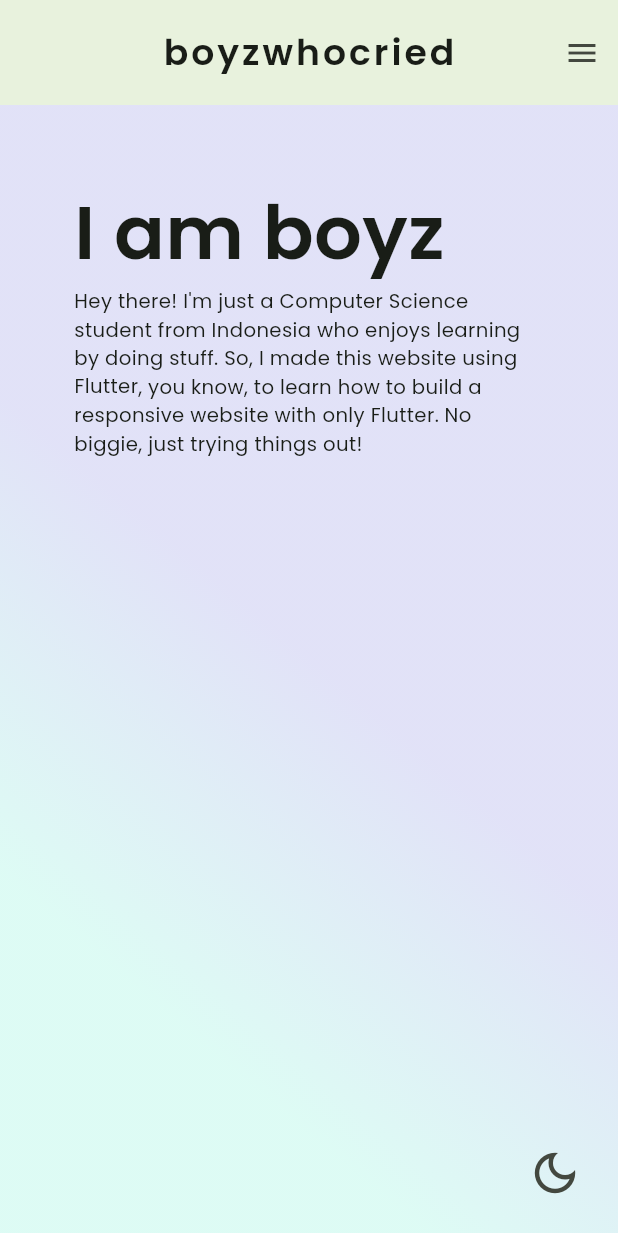
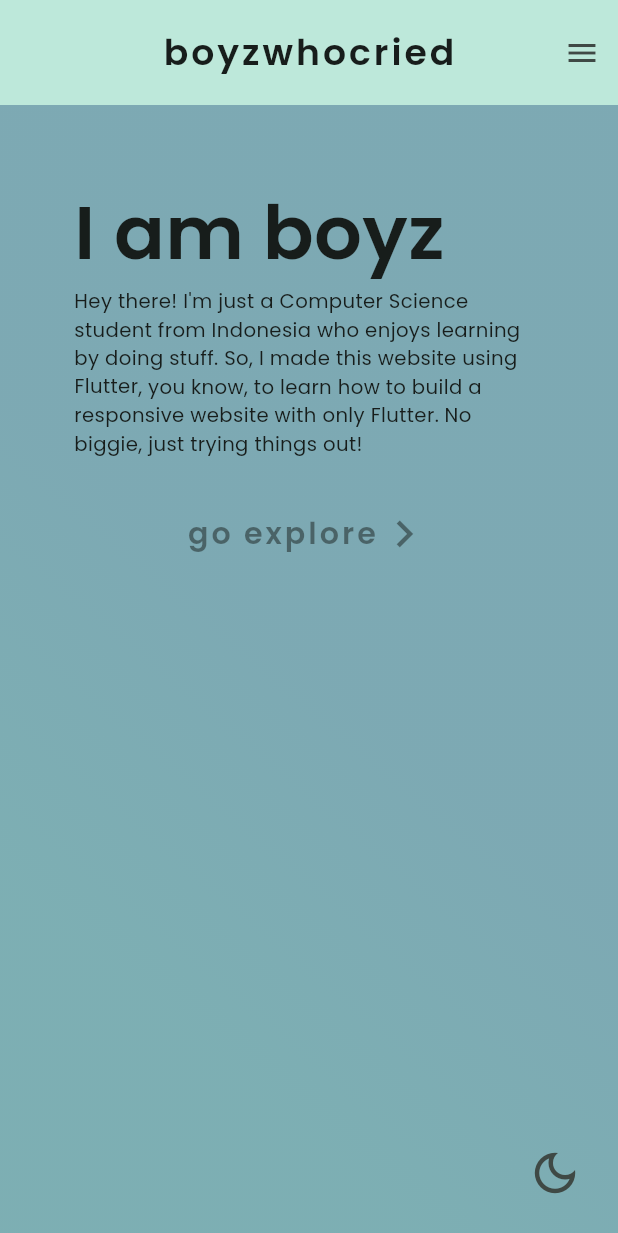
Before and after one commit to boyzwhocried/bwc_web1, a Flutter app: the screen it shows after launch, on a phone screen of 412 x 824 dp. Shown: the top 1233 px of the screen. Run offline on Flutter 3.47's test engine with Material 2 defaults, Android fonts, the phone set to English and light mode, and no system bars; drawn by our look-alikes of animated_text_kit; our stand-ins replace google_fonts.

Commit message:
add new colors method and frontpage button

```diff
--- a/lib/main.dart
+++ b/lib/main.dart
@@ -1,5 +1,6 @@
 import 'package:bwc_web1/provider/dark_mode_provider.dart';
 import 'package:bwc_web1/screens/main_page.dart';
+import 'package:bwc_web1/utils/constants.dart';
 import 'package:flutter/material.dart';
 import 'package:google_fonts/google_fonts.dart';
 import 'package:provider/provider.dart';
@@ -24,24 +25,18 @@ class MyApp extends StatelessWidget {
           theme: ThemeData(
             brightness: Brightness.light,
             fontFamily: GoogleFonts.poppins().fontFamily,
-            // colorSchemeSeed: const Color.fromARGB(255, 58, 137, 183),
-            colorSchemeSeed: const Color.fromARGB(255, 215, 255, 195),
+            colorSchemeSeed: Constants().mainColorTheme,
             useMaterial3: true,
           ),
           darkTheme: ThemeData(
             brightness: Brightness.dark,
             fontFamily: GoogleFonts.poppins().fontFamily,
-            // colorSchemeSeed: const Color.fromARGB(255, 58, 137, 183),
-            colorSchemeSeed: const Color.fromARGB(255, 215, 255, 195),
+            colorSchemeSeed: Constants().mainColorTheme,
             useMaterial3: true,
           ),
           themeMode:
               darkModeProvider.isDarkMode ? ThemeMode.dark : ThemeMode.light,
-          home:
-              // const TextLineTestHome(),
-              // TestPageProvider(),
-              const MainPage(),
-          //  Test(),
+          home: const MainPage(),
           debugShowCheckedModeBanner: false,
         );
       }),
--- a/lib/screens/front_page.dart
+++ b/lib/screens/front_page.dart
@@ -1,19 +1,76 @@
-import 'package:bwc_web1/utils/screen_dimensions.dart';
+import 'package:bwc_web1/utils/responsive_font_size.dart';
+import 'package:bwc_web1/utils/responsive_padding_size.dart';
 import 'package:bwc_web1/widgets/contents/introduction.dart';
+import 'package:bwc_web1/widgets/custom/custom_animated_fade_in_widget.dart';
 import 'package:flutter/material.dart';
 
 class FrontPage extends StatelessWidget {
   const FrontPage({
     super.key,
+    required this.updateCallback,
   });
 
+  final Function(int) updateCallback;
 
   @override
   Widget build(BuildContext context) {
     return SingleChildScrollView(
       child: Padding(
-        padding: EdgeInsets.all((12 / 100) * getScreenWidth(context)),
-        child: const IntroductionSection(),
+        padding: EdgeInsets.all(responsivePaddingSize(context, 12)),
+        child: Column(
+          children: [
+            const IntroductionSection(),
+            Padding(
+              padding: EdgeInsets.only(
+                top: responsivePaddingSize(context, 5),
+              ),
+              child: AnimatedFadeInWidget(
+                startDelay: const Duration(milliseconds: 500),
+                child: TextButton(
+                  onPressed: () {
+                    updateCallback(1);
+                  },
+                  child: Padding(
+                    padding: EdgeInsets.all(responsivePaddingSize(context, 1)),
+                    child: Row(
+                      mainAxisAlignment: MainAxisAlignment.center,
+                      mainAxisSize: MainAxisSize.min,
+                      children: [
+                        GestureDetector(
+                          onTap: () {
+                            updateCallback(1);
+                          },
+                          child: Text(
+                            'go explore',
+                            style: TextStyle(
+                              letterSpacing: 2.0,
+                              fontWeight: FontWeight.w600,
+                              fontSize: responsiveFontSize(context, 16),
+                              color: Theme.of(context)
+                                  .textTheme
+                                  .bodyLarge!
+                                  .color
+                                  ?.withOpacity(0.5),
+                            ),
+                          ),
+                        ),
+                        Icon(
+                          Icons.keyboard_arrow_right,
+                          size: responsiveFontSize(context, 32),
+                          color: Theme.of(context)
+                              .textTheme
+                              .bodyLarge!
+                              .color
+                              ?.withOpacity(0.5),
+                        ),
+                      ],
+                    ),
+                  ),
+                ),
+              ),
+            ),
+          ],
+        ),
       ),
     );
   }
--- a/lib/screens/main_page.dart
+++ b/lib/screens/main_page.dart
@@ -2,7 +2,9 @@ import 'package:bwc_web1/provider/dark_mode_provider.dart';
 import 'package:bwc_web1/screens/about_page.dart';
 import 'package:bwc_web1/screens/front_page.dart';
 import 'package:bwc_web1/utils/color_gradient.dart';
+import 'package:bwc_web1/utils/constants.dart';
 import 'package:bwc_web1/utils/responsive_font_size.dart';
+import 'package:bwc_web1/utils/responsive_padding_size.dart';
 import 'package:bwc_web1/widgets/contents/introduction.dart';
 import 'package:bwc_web1/widgets/custom/custom_animated_fade_in_text.dart';
 import 'package:bwc_web1/widgets/custom/smooth_gradient_background.dart';
@@ -56,11 +58,12 @@ class _MainPageState extends State<MainPage>
         toolbarHeight:
             deviceType != DeviceType.phone ? 70 + screenWidth / 80 : 70,
         backgroundColor:
-            Theme.of(context).colorScheme.inversePrimary.withOpacity(0.2),
+            Theme.of(context).colorScheme.inversePrimary.withOpacity(0.5),
         title: Padding(
           padding: EdgeInsets.only(
               left: deviceType != DeviceType.phone
-                  ? (10 / 100) * screenWidth // 10 percent of the screen width
+                  ? responsivePaddingSize(
+                      context, 10) // 10 percent of the screen width
                   : 0),
           child: GestureDetector(
             onTap: () {
@@ -69,9 +72,10 @@ class _MainPageState extends State<MainPage>
             child: AnimatedFadeInText(
               text: 'boyzwhocried',
               textStyle: TextStyle(
-                  letterSpacing: 2.0,
-                  fontWeight: FontWeight.w600,
-                  fontSize: responsiveFontSize(context, 20)),
+                letterSpacing: 2.0,
+                fontWeight: FontWeight.w600,
+                fontSize: responsiveFontSize(context, 20),
+              ),
               slideDirection: deviceType == DeviceType.phone
                   ? TextSlideDirection.topToBottom
                   : TextSlideDirection.leftToRight,
@@ -130,14 +134,22 @@ class _MainPageState extends State<MainPage>
       ),
       body: SmoothGradientBackground(
         gradientDirectionType: GradientDirectionType.dynamic,
-        // gradients: Pastel7ColorfulA150.colorList,
-        gradients: Pastel7Colorful.withAlpha(opacity: 0.5),
+        gradients: ColorListSeemless.withMainColor(
+          mainColor: Constants().mainColorTheme,
+          opacity: 0.5,
+          amount: 7,
+          hueDegree: 45,
+        ),
         child: TabBarView(
           controller: _tabController,
-          children: const [
-            FrontPage(),
-            IntroductionSection(), // Explore page
-            AboutPage(), // Aabout page
+          children: [
+            FrontPage(
+              updateCallback: (pageIndex) {
+                switchPage(pageIndex);
+              },
+            ), // Front Page
+            const IntroductionSection(), // Explore page
+            const AboutPage(), // Aabout page
           ],
         ),
       ),
--- a/lib/utils/color_gradient.dart
+++ b/lib/utils/color_gradient.dart
@@ -18,15 +18,54 @@ class Pastel7Colorful {
 }
 
 class ColorGradientText {
-  static List<Color> getColorList(BuildContext context, List<Color> colors) {
+  static List<Color> getColorList(BuildContext context, List<Color> colors,
+      {double opacity = 1}) {
     final themeData = Provider.of<DarkModeProvider>(context).isDarkMode
         ? ThemeData.dark()
         : ThemeData.light();
 
     return [
-      themeData.textTheme.bodyMedium!.color!,
+      themeData.textTheme.bodyMedium!.color!.withOpacity(opacity),
       ...colors,
-      themeData.textTheme.bodyLarge!.color!,
+      themeData.textTheme.bodyLarge!.color!.withOpacity(opacity),
     ];
   }
 }
+
+class ColorListSeemless {
+  static List<Color> withMainColor({
+    double opacity = 1,
+    required Color mainColor,
+    int amount = 7,
+
+    // The color hue spectrum that will be use in degree (360 = full spectrum)
+    double hueDegree = 360.0,
+  }) {
+    final List<Color> colorList = [];
+
+    // Convert the mainColor to HSLColor
+    final HSLColor mainHSLColor = HSLColor.fromColor(mainColor);
+
+    // Calculate the hue difference between each color
+    final double hueDifference = hueDegree / amount;
+
+    for (int i = 0; i < amount; i++) {
+      final double hue = (mainHSLColor.hue + i * hueDifference) % 360.0;
+      final Color generatedColor = HSLColor.fromAHSL(
+        opacity,
+        hue,
+        mainHSLColor.saturation,
+        mainHSLColor.lightness,
+      ).toColor();
+
+      colorList.add(generatedColor);
+    }
+
+    // Duplicate the list and remove the last color to avoid repetition when looping
+    List<Color> duplicatedList = List.from(colorList);
+    duplicatedList.removeLast();
+    colorList.addAll(duplicatedList.reversed);
+
+    return colorList;
+  }
+}
--- /dev/null
+++ b/lib/utils/constants.dart
@@ -0,0 +1,7 @@
+
+import 'package:flutter/material.dart';
+
+
+class Constants {
+  Color mainColorTheme = const Color.fromARGB(255, 6, 112, 92);
+}
--- a/lib/utils/responsive_padding_size.dart
+++ b/lib/utils/responsive_padding_size.dart
@@ -3,10 +3,9 @@ import 'package:flutter/material.dart';
 
 double responsivePaddingSize(
   BuildContext context,
-  double paddingSizePercentage,
+  double rawPaddingSizePercentage,
 ) {
   double screenWidth = getScreenWidth(context);
-
-  (paddingSizePercentage / 100) * screenWidth;
+  double paddingSizePercentage = (rawPaddingSizePercentage / 100) * screenWidth;
   return paddingSizePercentage;
 }
```
Also changed, not shown: lib/provider/about_page_provider.dart (deleted, +0 -46 lines), lib/screens/about_page.dart (+6 -5 lines), lib/utils/lorem_ipsum_generator.dart (+0 -6 lines).
